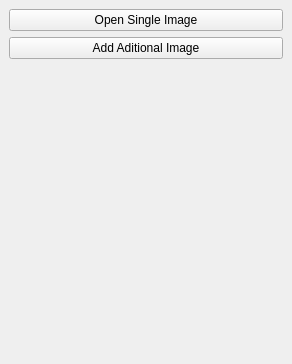
This is ui_files/open_menu.ui in zhangwanjun4843/image_viewer as Qt 5 draws it before an edit. The edited form follows.
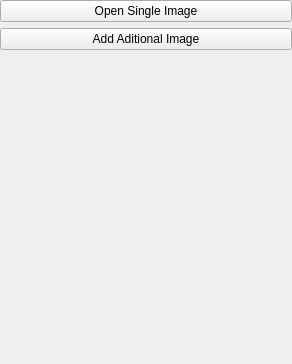
This is the edited form.

Patch:
```diff
--- a/ui_files/open_menu.ui
+++ b/ui_files/open_menu.ui
@@ -15,6 +15,18 @@
   </property>
   <widget class="QWidget" name="centralwidget">
    <layout class="QVBoxLayout" name="verticalLayout">
+    <property name="leftMargin">
+     <number>0</number>
+    </property>
+    <property name="topMargin">
+     <number>0</number>
+    </property>
+    <property name="rightMargin">
+     <number>0</number>
+    </property>
+    <property name="bottomMargin">
+     <number>0</number>
+    </property>
     <item>
      <widget class="QPushButton" name="pushButton">
       <property name="text">
```
Left out of the diff: 4 changed lines with no effect on the pictures.
